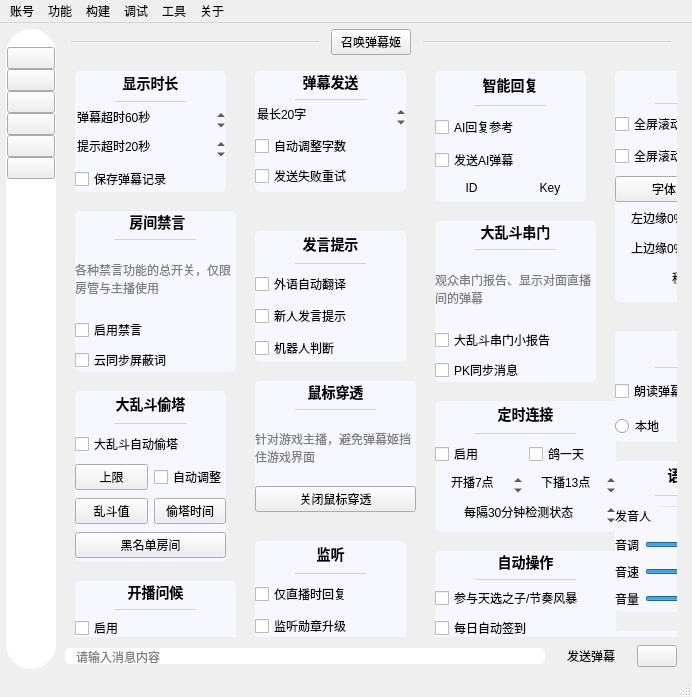
Before: the Qt Designer form mainwindow/mainwindow.ui in iwxyi/Bilibili-MagicalDanmaku, drawn with Qt 5.
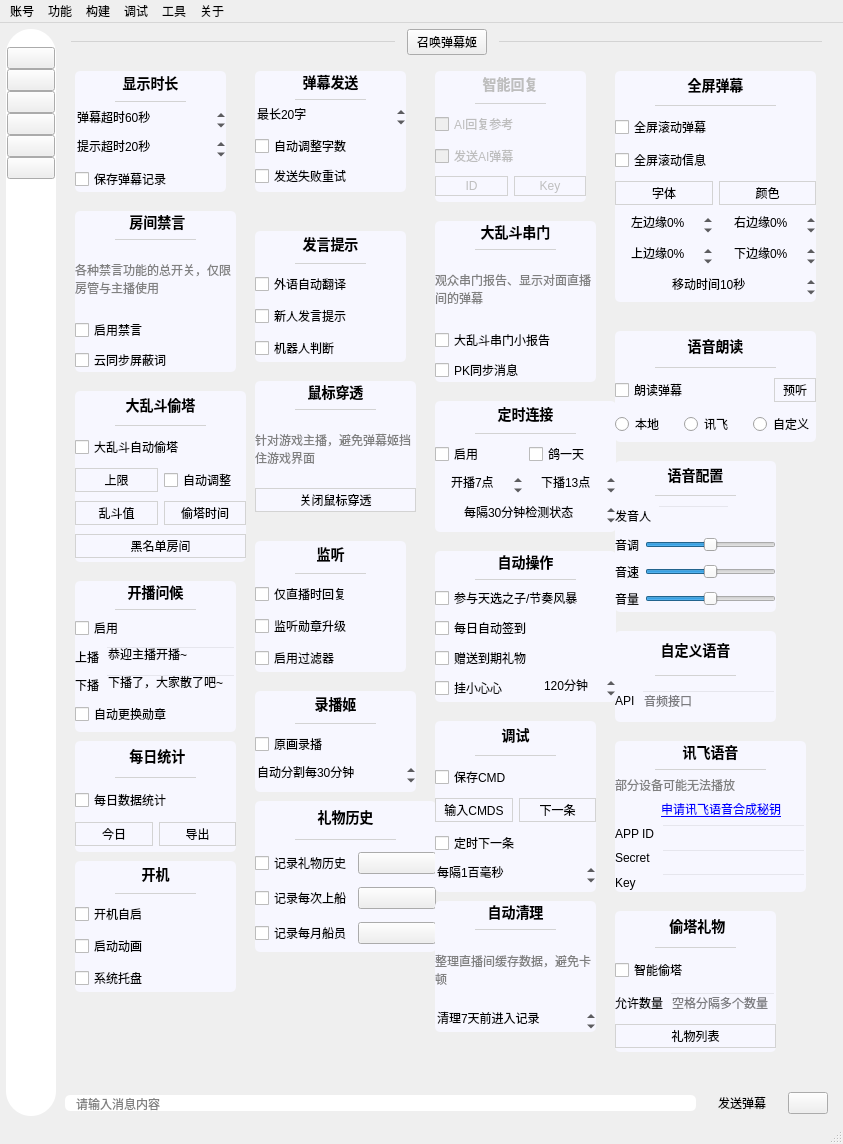
After: the same form once the commit is applied. The open tabs and pages were chosen to show the change. Icons and pictures are not drawn. Custom widgets are drawn as their Qt base class.

Commit message: 调整按钮控件的样式

The edit to the form file:
```diff
--- a/mainwindow/mainwindow.ui
+++ b/mainwindow/mainwindow.ui
@@ -6,8 +6,8 @@
    <rect>
     <x>0</x>
     <y>0</y>
-    <width>692</width>
-    <height>697</height>
+    <width>843</width>
+    <height>1144</height>
    </rect>
   </property>
   <property name="windowTitle">
@@ -1361,8 +1361,8 @@
             <rect>
              <x>0</x>
              <y>0</y>
-             <width>65</width>
-             <height>16</height>
+             <width>763</width>
+             <height>1006</height>
             </rect>
            </property>
            <property name="styleSheet">
@@ -1640,6 +1640,9 @@
             </layout>
            </widget>
            <widget class="QWidget" name="danmakuAISettingsCard" native="true">
+            <property name="enabled">
+             <bool>false</bool>
+            </property>
             <property name="geometry">
              <rect>
               <x>370</x>
@@ -1699,6 +1702,12 @@
              </item>
              <item>
               <widget class="QCheckBox" name="AIReplyCheck">
+               <property name="enabled">
+                <bool>false</bool>
+               </property>
+               <property name="cursor">
+                <cursorShape>PointingHandCursor</cursorShape>
+               </property>
                <property name="toolTip">
                 <string>&lt;html&gt;&lt;head/&gt;&lt;body&gt;&lt;p&gt;调用图灵机器人来进行AI回复&lt;/p&gt;&lt;p&gt;可作为对弹幕评论的参考内容&lt;/p&gt;&lt;/body&gt;&lt;/html&gt;</string>
                </property>
@@ -1709,6 +1718,12 @@
              </item>
              <item>
               <widget class="QCheckBox" name="AIReplyMsgCheck">
+               <property name="enabled">
+                <bool>false</bool>
+               </property>
+               <property name="cursor">
+                <cursorShape>PointingHandCursor</cursorShape>
+               </property>
                <property name="toolTip">
                 <string>&lt;html&gt;&lt;head/&gt;&lt;body&gt;&lt;p&gt;需要显示实时弹幕&lt;/p&gt;&lt;p&gt;开启后，发送AI回复的弹幕&lt;/p&gt;&lt;p&gt;否则只是本地显示&lt;/p&gt;&lt;/body&gt;&lt;/html&gt;</string>
                </property>
@@ -1728,8 +1743,21 @@
                   <string notr="true">QPushButton
 {
 	background: transparent;
-	border: none;
-}</string>
+	border: 1px solid lightgray;
+	padding: 2px 8px 2px 8px;
+}
+
+QPushButton:hover
+{
+	background: #eeeeee;
+}
+
+QPushButton:pressed
+{
+	background: #cccccc;
+}
+
+</string>
                  </property>
                  <property name="text">
                   <string>ID</string>
@@ -1745,8 +1773,21 @@
                   <string notr="true">QPushButton
 {
 	background: transparent;
-	border: none;
-}</string>
+	border: 1px solid lightgray;
+	padding: 2px 8px 2px 8px;
+}
+
+QPushButton:hover
+{
+	background: #eeeeee;
+}
+
+QPushButton:pressed
+{
+	background: #cccccc;
+}
+
+</string>
                  </property>
                  <property name="text">
                   <string>Key</string>
@@ -2052,7 +2093,7 @@
              <rect>
               <x>10</x>
               <y>330</y>
-              <width>151</width>
+              <width>171</width>
               <height>171</height>
              </rect>
             </property>
@@ -2124,7 +2165,24 @@
                   <bool>true</bool>
                  </property>
                  <property name="styleSheet">
-                  <string notr="true"/>
+                  <string notr="true">QPushButton
+{
+	background: transparent;
+	border: 1px solid lightgray;
+	padding: 2px 8px 2px 8px;
+}
+
+QPushButton:hover
+{
+	background: #eeeeee;
+}
+
+QPushButton:pressed
+{
+	background: #cccccc;
+}
+
+</string>
                  </property>
                  <property name="text">
                   <string>上限</string>
@@ -2151,7 +2209,24 @@
                <item>
                 <widget class="InteractiveButtonBase" name="pkMelonValButton">
                  <property name="styleSheet">
-                  <string notr="true"/>
+                  <string notr="true">QPushButton
+{
+	background: transparent;
+	border: 1px solid lightgray;
+	padding: 2px 8px 2px 8px;
+}
+
+QPushButton:hover
+{
+	background: #eeeeee;
+}
+
+QPushButton:pressed
+{
+	background: #cccccc;
+}
+
+</string>
                  </property>
                  <property name="text">
                   <string>乱斗值</string>
@@ -2161,7 +2236,24 @@
                <item>
                 <widget class="InteractiveButtonBase" name="pkJudgeEarlyButton">
                  <property name="styleSheet">
-                  <string notr="true"/>
+                  <string notr="true">QPushButton
+{
+	background: transparent;
+	border: 1px solid lightgray;
+	padding: 2px 8px 2px 8px;
+}
+
+QPushButton:hover
+{
+	background: #eeeeee;
+}
+
+QPushButton:pressed
+{
+	background: #cccccc;
+}
+
+</string>
                  </property>
                  <property name="text">
                   <string>偷塔时间</string>
@@ -2173,7 +2265,24 @@
              <item>
               <widget class="InteractiveButtonBase" name="pkBlankButton">
                <property name="styleSheet">
-                <string notr="true"/>
+                <string notr="true">QPushButton
+{
+	background: transparent;
+	border: 1px solid lightgray;
+	padding: 2px 8px 2px 8px;
+}
+
+QPushButton:hover
+{
+	background: #eeeeee;
+}
+
+QPushButton:pressed
+{
+	background: #cccccc;
+}
+
+</string>
                </property>
                <property name="text">
                 <string>黑名单房间</string>
@@ -2255,6 +2364,29 @@
              </item>
              <item>
               <widget class="QPushButton" name="closeTransMouseButton">
+               <property name="cursor">
+                <cursorShape>PointingHandCursor</cursorShape>
+               </property>
+               <property name="styleSheet">
+                <string notr="true">QPushButton
+{
+	background: transparent;
+	border: 1px solid lightgray;
+	padding: 2px 4px 2px 4px;
+}
+
+QPushButton:hover
+{
+	background: #eeeeee;
+}
+
+QPushButton:pressed
+{
+	background: #cccccc;
+}
+
+</string>
+               </property>
                <property name="text">
                 <string>关闭鼠标穿透</string>
                </property>
@@ -3022,7 +3154,24 @@
                <item>
                 <widget class="InteractiveButtonBase" name="pushButton">
                  <property name="styleSheet">
-                  <string notr="true"/>
+                  <string notr="true">QPushButton
+{
+	background: transparent;
+	border: 1px solid lightgray;
+	padding: 2px 8px 2px 8px;
+}
+
+QPushButton:hover
+{
+	background: #eeeeee;
+}
+
+QPushButton:pressed
+{
+	background: #cccccc;
+}
+
+</string>
                  </property>
                  <property name="text">
                   <string>今日</string>
@@ -3044,7 +3193,24 @@
                   <string>&lt;html&gt;&lt;head/&gt;&lt;body&gt;&lt;p&gt;导出当前房间的所有记录&lt;/p&gt;&lt;/body&gt;&lt;/html&gt;</string>
                  </property>
                  <property name="styleSheet">
-                  <string notr="true"/>
+                  <string notr="true">QPushButton
+{
+	background: transparent;
+	border: 1px solid lightgray;
+	padding: 2px 8px 2px 8px;
+}
+
+QPushButton:hover
+{
+	background: #eeeeee;
+}
+
+QPushButton:pressed
+{
+	background: #cccccc;
+}
+
+</string>
                  </property>
                  <property name="text">
                   <string>导出</string>
@@ -3063,8 +3229,8 @@
              <rect>
               <x>190</x>
               <y>740</y>
-              <width>161</width>
-              <height>131</height>
+              <width>181</width>
+              <height>151</height>
              </rect>
             </property>
             <property name="styleSheet">
@@ -3117,34 +3283,109 @@
               </widget>
              </item>
              <item>
-              <widget class="QCheckBox" name="saveEveryGiftCheck">
-               <property name="toolTip">
-                <string>&lt;html&gt;&lt;head/&gt;&lt;body&gt;&lt;p&gt;保存每次上船的数据，用于统计&lt;/p&gt;&lt;p&gt;保存在：程序目录/gift_histories&lt;/p&gt;&lt;p&gt;（不支持礼物合并）&lt;/p&gt;&lt;/body&gt;&lt;/html&gt;</string>
+              <layout class="QHBoxLayout" name="horizontalLayout_56">
+               <property name="topMargin">
+                <number>0</number>
                </property>
-               <property name="text">
-                <string>记录礼物历史</string>
-               </property>
-              </widget>
+               <item>
+                <widget class="QCheckBox" name="saveEveryGiftCheck">
+                 <property name="cursor">
+                  <cursorShape>PointingHandCursor</cursorShape>
+                 </property>
+                 <property name="toolTip">
+                  <string>&lt;html&gt;&lt;head/&gt;&lt;body&gt;&lt;p&gt;保存每次上船的数据，用于统计&lt;/p&gt;&lt;p&gt;保存在：程序目录/gift_histories&lt;/p&gt;&lt;p&gt;（不支持礼物合并）&lt;/p&gt;&lt;/body&gt;&lt;/html&gt;</string>
+                 </property>
+                 <property name="text">
+                  <string>记录礼物历史</string>
+                 </property>
+                </widget>
+               </item>
+               <item>
+                <widget class="InteractiveButtonBase" name="saveEveryGiftButton">
+                 <property name="cursor">
+                  <cursorShape>PointingHandCursor</cursorShape>
+                 </property>
+                 <property name="toolTip">
+                  <string>&lt;html&gt;&lt;head/&gt;&lt;body&gt;&lt;p&gt;查看/编辑&lt;/p&gt;&lt;/body&gt;&lt;/html&gt;</string>
+                 </property>
+                 <property name="text">
+                  <string/>
+                 </property>
+                 <property name="icon">
+                  <iconset resource="../resources/resource.qrc">
+                   <normaloff>:/icons/rice</normaloff>:/icons/rice</iconset>
+                 </property>
+                </widget>
+               </item>
+              </layout>
              </item>
              <item>
-              <widget class="QCheckBox" name="saveEveryGuardCheck">
-               <property name="toolTip">
-                <string>&lt;html&gt;&lt;head/&gt;&lt;body&gt;&lt;p&gt;保存每次上船的数据，用于统计&lt;/p&gt;&lt;p&gt;保存在：程序目录/guard_histories&lt;/p&gt;&lt;/body&gt;&lt;/html&gt;</string>
-               </property>
-               <property name="text">
-                <string>记录每次上船</string>
-               </property>
-              </widget>
+              <layout class="QHBoxLayout" name="horizontalLayout_58">
+               <item>
+                <widget class="QCheckBox" name="saveEveryGuardCheck">
+                 <property name="cursor">
+                  <cursorShape>PointingHandCursor</cursorShape>
+                 </property>
+                 <property name="toolTip">
+                  <string>&lt;html&gt;&lt;head/&gt;&lt;body&gt;&lt;p&gt;保存每次上船的数据，用于统计&lt;/p&gt;&lt;p&gt;保存在：程序目录/guard_histories&lt;/p&gt;&lt;/body&gt;&lt;/html&gt;</string>
+                 </property>
+                 <property name="text">
+                  <string>记录每次上船</string>
+                 </property>
+                </widget>
+               </item>
+               <item>
+                <widget class="InteractiveButtonBase" name="saveEveryGuardButton">
+                 <property name="cursor">
+                  <cursorShape>PointingHandCursor</cursorShape>
+                 </property>
+                 <property name="toolTip">
+                  <string>&lt;html&gt;&lt;head/&gt;&lt;body&gt;&lt;p&gt;查看/编辑&lt;/p&gt;&lt;/body&gt;&lt;/html&gt;</string>
+                 </property>
+                 <property name="text">
+                  <string/>
+                 </property>
+                 <property name="icon">
+                  <iconset resource="../resources/resource.qrc">
+                   <normaloff>:/icons/rice</normaloff>:/icons/rice</iconset>
+                 </property>
+                </widget>
+               </item>
+              </layout>
              </item>
              <item>
-              <widget class="QCheckBox" name="saveMonthGuardCheck">
-               <property name="toolTip">
-                <string>&lt;html&gt;&lt;head/&gt;&lt;body&gt;&lt;p&gt;以CSV表格的形式记录每月船员&lt;/p&gt;&lt;p&gt;每次开播都会重新更新&lt;/p&gt;&lt;p&gt;保存在：程序目录/guard_month&lt;/p&gt;&lt;/body&gt;&lt;/html&gt;</string>
-               </property>
-               <property name="text">
-                <string>记录每月船员</string>
-               </property>
-              </widget>
+              <layout class="QHBoxLayout" name="horizontalLayout_59">
+               <item>
+                <widget class="QCheckBox" name="saveMonthGuardCheck">
+                 <property name="cursor">
+                  <cursorShape>PointingHandCursor</cursorShape>
+                 </property>
+                 <property name="toolTip">
+                  <string>&lt;html&gt;&lt;head/&gt;&lt;body&gt;&lt;p&gt;以CSV表格的形式记录每月船员&lt;/p&gt;&lt;p&gt;每次开播都会重新更新&lt;/p&gt;&lt;p&gt;保存在：程序目录/guard_month&lt;/p&gt;&lt;/body&gt;&lt;/html&gt;</string>
+                 </property>
+                 <property name="text">
+                  <string>记录每月船员</string>
+                 </property>
+                </widget>
+               </item>
+               <item>
+                <widget class="InteractiveButtonBase" name="saveMonthGuardButton">
+                 <property name="cursor">
+                  <cursorShape>PointingHandCursor</cursorShape>
+                 </property>
+                 <property name="toolTip">
+                  <string>&lt;html&gt;&lt;head/&gt;&lt;body&gt;&lt;p&gt;查看/编辑&lt;/p&gt;&lt;/body&gt;&lt;/html&gt;</string>
+                 </property>
+                 <property name="text">
+                  <string/>
+                 </property>
+                 <property name="icon">
+                  <iconset resource="../resources/resource.qrc">
+                   <normaloff>:/icons/rice</normaloff>:/icons/rice</iconset>
+                 </property>
+                </widget>
+               </item>
+              </layout>
              </item>
             </layout>
            </widget>
@@ -3220,6 +3461,29 @@
               <layout class="QHBoxLayout" name="horizontalLayout_4">
                <item>
                 <widget class="InteractiveButtonBase" name="pushRecvCmdsButton">
+                 <property name="cursor">
+                  <cursorShape>PointingHandCursor</cursorShape>
+                 </property>
+                 <property name="styleSheet">
+                  <string notr="true">QPushButton
+{
+	background: transparent;
+	border: 1px solid lightgray;
+	padding: 2px 8px 2px 8px;
+}
+
+QPushButton:hover
+{
+	background: #eeeeee;
+}
+
+QPushButton:pressed
+{
+	background: #cccccc;
+}
+
+</string>
+                 </property>
                  <property name="text">
                   <string>输入CMDS</string>
                  </property>
@@ -3230,6 +3494,29 @@
                  <property name="enabled">
                   <bool>true</bool>
                  </property>
+                 <property name="cursor">
+                  <cursorShape>PointingHandCursor</cursorShape>
+                 </property>
+                 <property name="styleSheet">
+                  <string notr="true">QPushButton
+{
+	background: transparent;
+	border: 1px solid lightgray;
+	padding: 2px 8px 2px 8px;
+}
+
+QPushButton:hover
+{
+	background: #eeeeee;
+}
+
+QPushButton:pressed
+{
+	background: #cccccc;
+}
+
+</string>
+                 </property>
                  <property name="text">
                   <string>下一条</string>
                  </property>
@@ -3439,7 +3726,30 @@
                 <number>0</number>
                </property>
                <item>
-                <widget class="InteractiveButtonBase" name="screenDanmakuFontButton">
+                <widget class="QPushButton" name="screenDanmakuFontButton">
+                 <property name="cursor">
+                  <cursorShape>PointingHandCursor</cursorShape>
+                 </property>
+                 <property name="styleSheet">
+                  <string notr="true">QPushButton
+{
+	background: transparent;
+	border: 1px solid lightgray;
+	padding: 2px 8px 2px 8px;
+}
+
+QPushButton:hover
+{
+	background: #eeeeee;
+}
+
+QPushButton:pressed
+{
+	background: #cccccc;
+}
+
+</string>
+                 </property>
                  <property name="text">
                   <string>字体</string>
                  </property>
@@ -3449,7 +3759,30 @@
                 </widget>
                </item>
                <item>
-                <widget class="InteractiveButtonBase" name="screenDanmakuColorButton">
+                <widget class="QPushButton" name="screenDanmakuColorButton">
+                 <property name="cursor">
+                  <cursorShape>PointingHandCursor</cursorShape>
+                 </property>
+                 <property name="styleSheet">
+                  <string notr="true">QPushButton
+{
+	background: transparent;
+	border: 1px solid lightgray;
+	padding: 2px 8px 2px 8px;
+}
+
+QPushButton:hover
+{
+	background: #eeeeee;
+}
+
+QPushButton:pressed
+{
+	background: #cccccc;
+}
+
+</string>
+                 </property>
                  <property name="text">
                   <string>颜色</string>
                  </property>
@@ -3735,7 +4068,24 @@
                <item>
                 <widget class="InteractiveButtonBase" name="voicePreviewButton">
                  <property name="styleSheet">
-                  <string notr="true"/>
+                  <string notr="true">QPushButton
+{
+	background: transparent;
+	border: 1px solid lightgray;
+	padding: 2px 8px 2px 8px;
+}
+
+QPushButton:hover
+{
+	background: #eeeeee;
+}
+
+QPushButton:pressed
+{
+	background: #cccccc;
+}
+
+</string>
                  </property>
                  <property name="text">
                   <string>预听</string>
@@ -4417,7 +4767,24 @@
              <item>
               <widget class="InteractiveButtonBase" name="toutaGiftListButton">
                <property name="styleSheet">
-                <string notr="true"/>
+                <string notr="true">QPushButton
+{
+	background: transparent;
+	border: 1px solid lightgray;
+	padding: 2px 8px 2px 8px;
+}
+
+QPushButton:hover
+{
+	background: #eeeeee;
+}
+
+QPushButton:pressed
+{
+	background: #cccccc;
+}
+
+</string>
                </property>
                <property name="text">
                 <string>礼物列表</string>
@@ -7186,8 +7553,8 @@
     <rect>
      <x>0</x>
      <y>0</y>
-     <width>692</width>
-     <height>21</height>
+     <width>843</width>
+     <height>26</height>
     </rect>
    </property>
    <widget class="QMenu" name="menu_2">
```
Left out of the diff: 159 changed lines with no effect on the pictures. The commit also changes 2 other files.
